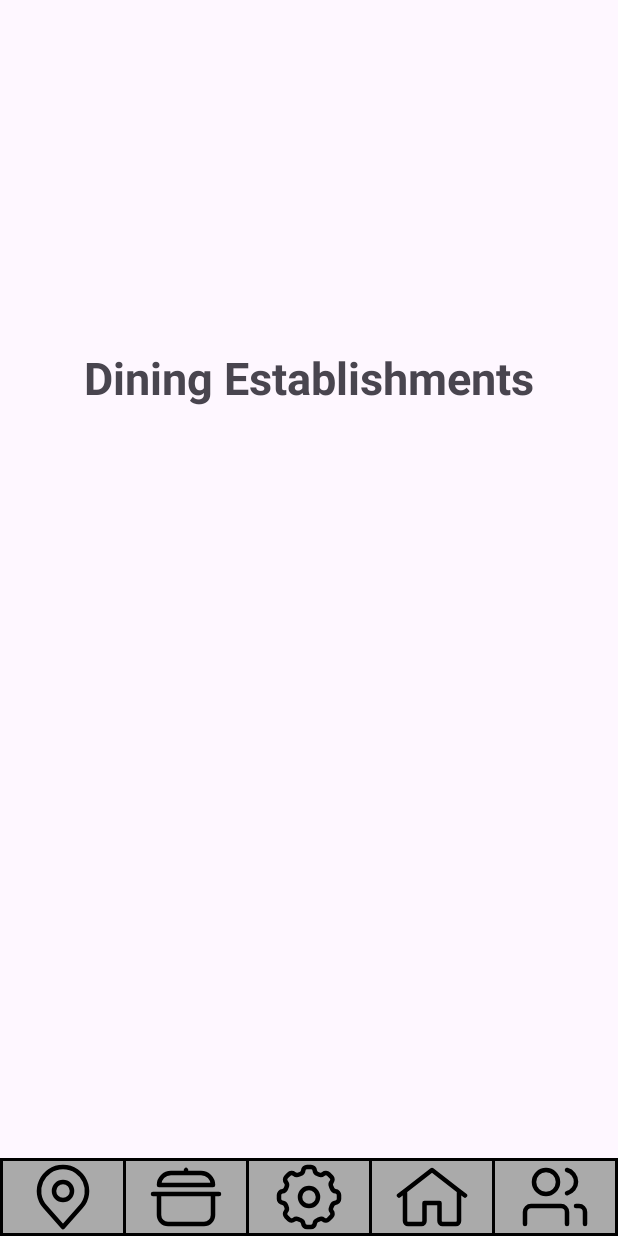
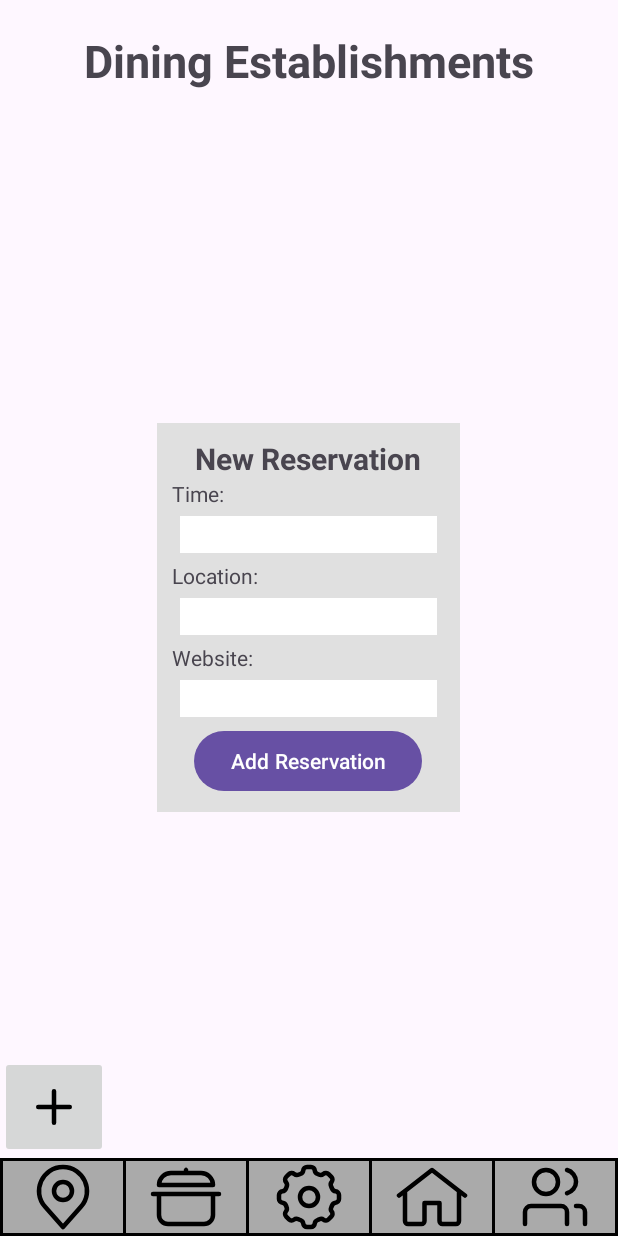
Before and after one commit to vyang2968/CS2340FAC_Team2, an Android app: the DiningEstablishmentScreen screen opened directly, with no data from a screen before it, on a phone screen of 412 x 824 dp. Run offline under Robolectric (Android 15) with nearby library versions, the light colour scheme and no system bars.

Commit message:
Updated Frontend for Dining Screen
Added Barebones front end for Dining establishment. Still needs backend for the list to be visualized.

```diff
--- /dev/null
+++ b/Project/Sprint3-main/app/src/main/res/drawable/plus.xml
@@ -0,0 +1,9 @@
+<vector xmlns:android="http://schemas.android.com/apk/res/android"
+    android:width="48dp"
+    android:height="48dp"
+    android:viewportWidth="32"
+    android:viewportHeight="32">
+  <path
+      android:pathData="M9,17h6v6a1,1 0,0 0,2 0V17h6a1,1 0,0 0,0 -2H17V9a1,1 0,0 0,-2 0v6H9a1,1 0,0 0,0 2Z"
+      android:fillColor="#000000"/>
+</vector>
--- a/Project/Sprint3-main/app/src/main/res/layout/activity_dining_establishment.xml
+++ b/Project/Sprint3-main/app/src/main/res/layout/activity_dining_establishment.xml
@@ -1,18 +1,49 @@
 <?xml version="1.0" encoding="utf-8"?>
 <LinearLayout xmlns:android="http://schemas.android.com/apk/res/android"
     android:layout_width="match_parent"
+    android:layout_height="match_parent">
+
+    <FrameLayout
+        android:layout_width="match_parent"
+        android:layout_height="match_parent">
+
+        <!-- Main Screen -->
+        <LinearLayout
+            android:layout_width="match_parent"
             android:layout_height="match_parent"
             android:orientation="vertical"
-    android:gravity="bottom">
+            android:gravity="top">
 
             <TextView
                 android:layout_width="wrap_content"
                 android:layout_height="wrap_content"
                 android:layout_gravity="center"
-        android:layout_marginBottom="500dp"
                 android:text="Dining Establishments"
                 android:textSize="30sp"
-        android:textStyle="bold"/>
+                android:textStyle="bold"
+                android:layout_marginTop="20dp"/>
+
+            <!-- Restaurant List -->
+            <LinearLayout
+                android:layout_width="wrap_content"
+                android:layout_height="wrap_content"
+                android:orientation="vertical">
+            </LinearLayout>
+
+        </LinearLayout>
+
+        <!-- Bottom Section -->
+        <LinearLayout
+            android:layout_width="match_parent"
+            android:layout_height="wrap_content"
+            android:orientation="vertical"
+            android:layout_gravity="bottom">
+
+            <ImageButton
+                android:layout_width="wrap_content"
+                android:layout_height="wrap_content"
+                android:src="@drawable/plus"/>
+
             <!-- Navbar -->
             <LinearLayout
                 android:id="@+id/navbar"
@@ -71,5 +102,60 @@
                     android:src="@drawable/community"/>
             </LinearLayout>
 
+        </LinearLayout>
+
+        <!-- Add Reservation (Pop-up) -->
+        <LinearLayout
+            android:layout_width="wrap_content"
+            android:layout_height="wrap_content"
+            android:orientation="vertical"
+            android:background="#E0E0E0"
+            android:layout_margin="10dp"
+            android:padding="10dp"
+            android:layout_gravity="center">
+            <TextView
+                android:layout_width="wrap_content"
+                android:layout_height="wrap_content"
+                android:text="New Reservation"
+                android:textSize="20dp"
+                android:textStyle="bold"
+                android:layout_gravity="center"
+                android:layout_marginLeft="15dp"
+                android:layout_marginRight="15dp"/>
+            <TextView
+                android:layout_width="wrap_content"
+                android:layout_height="wrap_content"
+                android:text="Time:"/>
+            <EditText
+                android:layout_width="match_parent"
+                android:layout_height="wrap_content"
+                android:background="#FFFFFF"
+                android:layout_margin="5dp"/>
+            <TextView
+                android:layout_width="wrap_content"
+                android:layout_height="wrap_content"
+                android:text="Location:"/>
+            <EditText
+                android:layout_width="match_parent"
+                android:layout_height="wrap_content"
+                android:background="#FFFFFF"
+                android:layout_margin="5dp"/>
+            <TextView
+                android:layout_width="wrap_content"
+                android:layout_height="wrap_content"
+                android:text="Website:"/>
+            <EditText
+                android:layout_width="match_parent"
+                android:layout_height="wrap_content"
+                android:background="#FFFFFF"
+                android:layout_margin="5dp"/>
+            <Button
+                android:layout_width="wrap_content"
+                android:layout_height="wrap_content"
+                android:text="Add Reservation"
+                android:layout_gravity="center"/>
+        </LinearLayout>
+
+    </FrameLayout>
 
 </LinearLayout>
```
Lines whose indentation alone changed are shown as unchanged.
